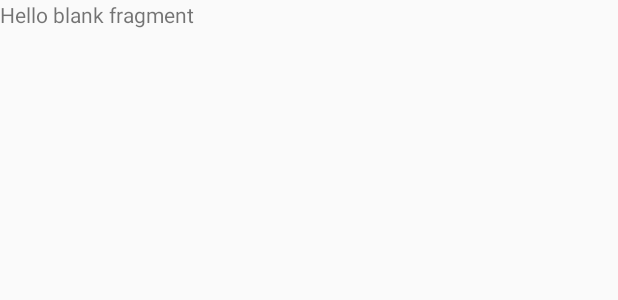
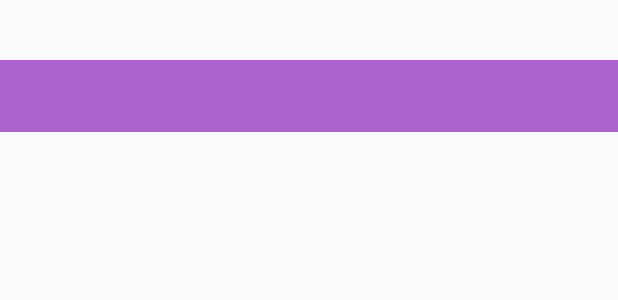
Before and after one commit to sarielpinto/Tabla_periodica, an Android app: the layout fragment_elementos.xml on its own in the app's theme, with its tools: preview values and no code run, on a phone screen of 412 x 824 dp. Shown: the top 300 px of the screen. Run offline under Robolectric (Android 15) with nearby library versions, the phone set to English and light mode, and no system bars.

Commit message:
cambios tabs

```diff
--- a/app/src/main/res/layout/fragment_elementos.xml
+++ b/app/src/main/res/layout/fragment_elementos.xml
@@ -1,14 +1,36 @@
 <?xml version="1.0" encoding="utf-8"?>
-<FrameLayout xmlns:android="http://schemas.android.com/apk/res/android"
+<android.support.design.widget.CoordinatorLayout
+    xmlns:android="http://schemas.android.com/apk/res/android"
     xmlns:tools="http://schemas.android.com/tools"
     android:layout_width="match_parent"
     android:layout_height="match_parent"
+    xmlns:app="http://schemas.android.com/apk/res-auto"
     tools:context=".ElementosFragment">
 
-    <!-- TODO: Update blank fragment layout -->
-    <TextView
+
+
+    <!-- <android.support.v7.widget.Toolbar
+         android:id="@+id/toolbar"
+         android:layout_width="match_parent"
+         android:layout_height="?attr/actionBarSize"
+         android:background="?attr/colorPrimary"
+         app:layout_scrollFlags="scroll|enterAlways"
+         app:popupTheme="@style/ThemeOverlay.AppCompat.Light"/> -->
+
+    <android.support.design.widget.TabLayout
+        android:layout_marginTop="40dp"
+        android:background="@color/colorPrimary"
+        android:id="@+id/tab"
+        android:layout_width="match_parent"
+        android:layout_height="wrap_content"
+        app:tabMode="fixed"
+        app:tabGravity="fill"/>
+
+
+    <android.support.v4.view.ViewPager
+        android:id="@+id/viewpager"
         android:layout_width="match_parent"
         android:layout_height="match_parent"
-        android:text="@string/hello_blank_fragment" />
+        app:layout_behavior="@string/appbar_scrolling_view_behavior"/>
 
-</FrameLayout>
+</android.support.design.widget.CoordinatorLayout>
```
